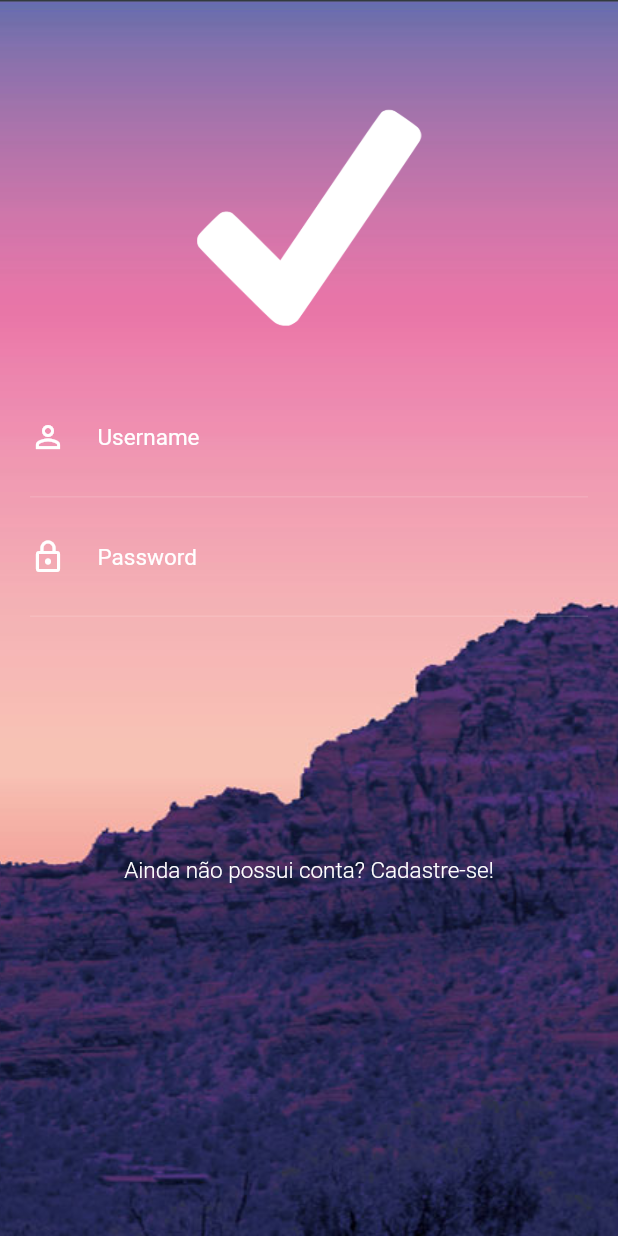
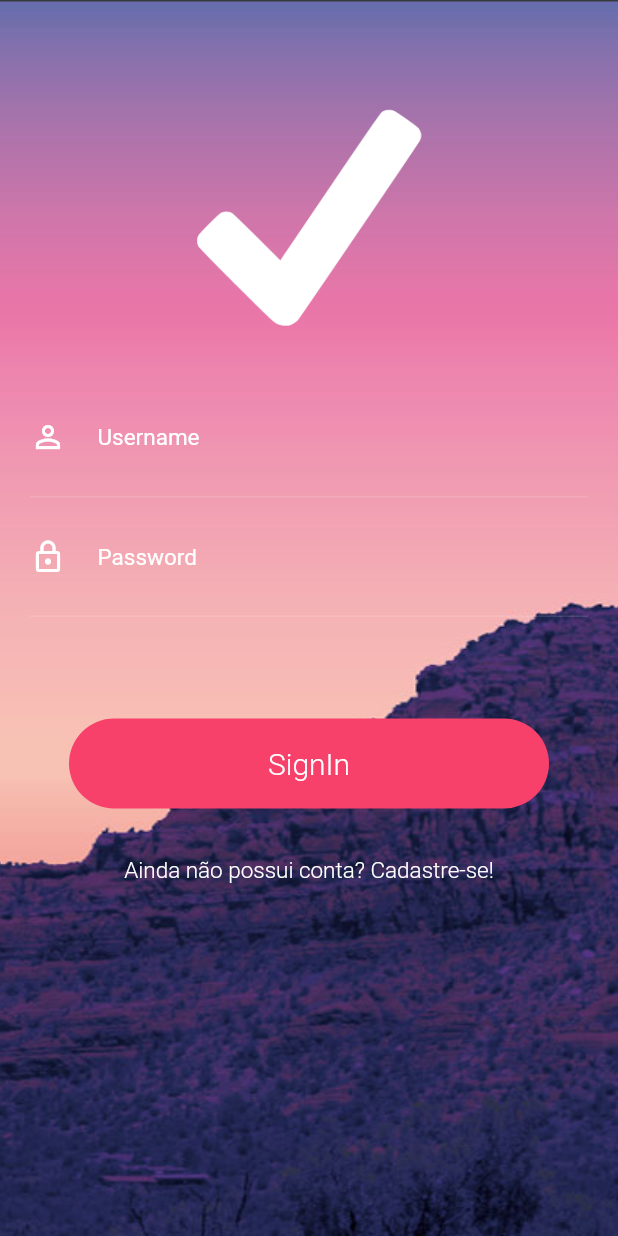
Before and after one commit to karinesobrinho/animacoes_complexas, a Flutter app: the screen it shows after launch, on a phone screen of 412 x 824 dp. Run offline on Flutter 3.47's test engine with Material 2 defaults, Android fonts, the phone set to English and light mode, and no system bars.

Commit message:
botao de signIn

```diff
--- a/lib/screens/login/loginScreen.dart
+++ b/lib/screens/login/loginScreen.dart
@@ -1,5 +1,6 @@
 import 'package:animacoes_complexas/screens/login/widgets/FormContainer.dart';
 import 'package:animacoes_complexas/screens/login/widgets/SignUpButton.dart';
+import 'package:animacoes_complexas/screens/login/widgets/StaggerAnimation.dart';
 import 'package:flutter/material.dart';
 
 class LoginScreen extends StatefulWidget {
@@ -7,17 +8,33 @@ class LoginScreen extends StatefulWidget {
   _LoginScreenState createState() => _LoginScreenState();
 }
 
-class _LoginScreenState extends State<LoginScreen> {
+class _LoginScreenState extends State<LoginScreen>
+    with SingleTickerProviderStateMixin {
+  AnimationController _animationController;
+
+  @override
+  void initState() {
+    super.initState();
+
+    _animationController = AnimationController(
+      vsync: this,
+      duration: Duration(seconds: 2),
+    );
+  }
+
+  @override
+  void dispose() {
+    _animationController.dispose();
+    super.dispose();
+  }
+
   @override
   Widget build(BuildContext context) {
     return Scaffold(
       body: Container(
         decoration: BoxDecoration(
             image: DecorationImage(
-              image: AssetImage('images/background.jpg'),
-                fit: BoxFit.cover
-              )
-            ),
+                image: AssetImage('images/background.jpg'), fit: BoxFit.cover)),
         child: ListView(
           padding: EdgeInsets.zero,
           children: <Widget>[
@@ -28,16 +45,20 @@ class _LoginScreenState extends State<LoginScreen> {
                   children: <Widget>[
                     Padding(
                       padding: EdgeInsets.only(top: 70, bottom: 32),
-                      child: Image.asset("images/tickicon.png",
+                      child: Image.asset(
+                        "images/tickicon.png",
                         width: 150,
                         height: 150,
                         fit: BoxFit.contain,
                       ),
                     ),
-                   FormContainer(),
-                   SignUpButton(),
+                    FormContainer(),
+                    SignUpButton(),
                   ],
                 ),
+                StaggerAnimation(
+                  controller: _animationController.view,
+                )
               ],
             )
           ],
--- /dev/null
+++ b/lib/screens/login/widgets/StaggerAnimation.dart
@@ -0,0 +1,37 @@
+import 'package:flutter/material.dart';
+
+class StaggerAnimation extends StatelessWidget {
+  final AnimationController controller;
+
+  StaggerAnimation({this.controller});
+
+  Widget _buildAnimation(BuildContext context, Widget child){
+    return Padding(
+      padding: EdgeInsets.only(bottom: 50),
+      child: InkWell(
+        onTap: () {},
+        child: Container(
+          width: 320,
+          height: 60,
+          alignment: Alignment.center,
+          decoration: BoxDecoration(
+              color: Color.fromRGBO(247, 64, 106, 1),
+              borderRadius: BorderRadius.all(Radius.circular(30.0))),
+          child: Text(
+            'SignIn',
+            style: TextStyle(
+                color: Colors.white, fontSize: 20, fontWeight: FontWeight.w300),
+          ),
+        ),
+      ),
+    );
+  }
+
+  @override
+  Widget build(BuildContext context) {
+    return AnimatedBuilder(
+      builder: _buildAnimation,
+      animation: controller,
+    );
+  }
+}
```
